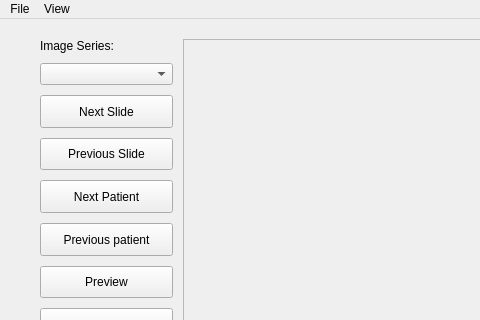
The window that mainWindow.ui (MenxLi/LabelSys) describes before a commit, drawn with Qt 5; both pictures show x 0 to 480 and y 0 to 320 of the 1024 by 512 pixel window.
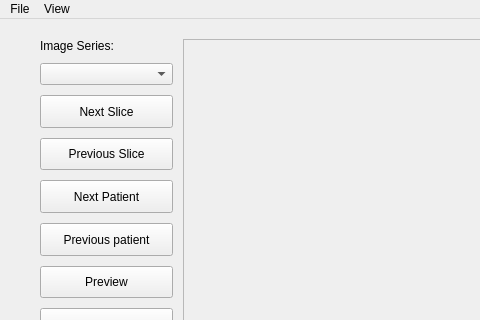
The same window after the commit.

The edit to the form file:
```diff
--- a/mainWindow.ui
+++ b/mainWindow.ui
@@ -99,7 +99,7 @@
            </size>
           </property>
           <property name="text">
-           <string>Next Slide</string>
+           <string>Next Slice</string>
           </property>
          </widget>
         </item>
@@ -124,7 +124,7 @@
            </size>
           </property>
           <property name="text">
-           <string>Previous Slide</string>
+           <string>Previous Slice</string>
           </property>
          </widget>
         </item>
```
Left out of the diff: 11 changed lines with no effect on the pictures.
